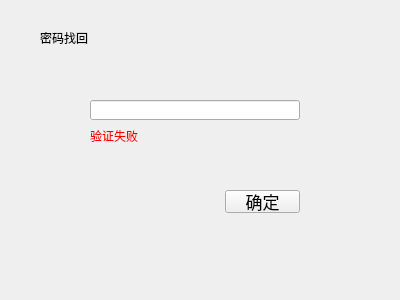
Before: the Qt Designer form getpasswd.ui in kangwenyun/batch_acquisition_system_qt_before, drawn with Qt 5.
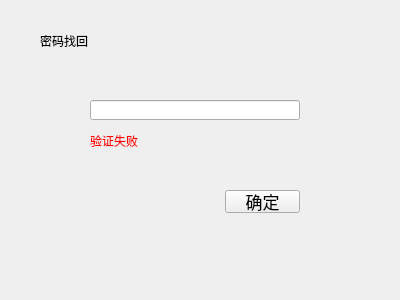
After: the same form once the commit is applied.

Diff of the .ui file:
```diff
--- a/getpasswd.ui
+++ b/getpasswd.ui
@@ -18,8 +18,8 @@
     <rect>
      <x>40</x>
      <y>30</y>
-     <width>54</width>
-     <height>15</height>
+     <width>61</width>
+     <height>21</height>
     </rect>
    </property>
    <property name="text">
@@ -59,8 +59,8 @@
     <rect>
      <x>90</x>
      <y>130</y>
-     <width>54</width>
-     <height>12</height>
+     <width>71</width>
+     <height>21</height>
     </rect>
    </property>
    <property name="styleSheet">
```
